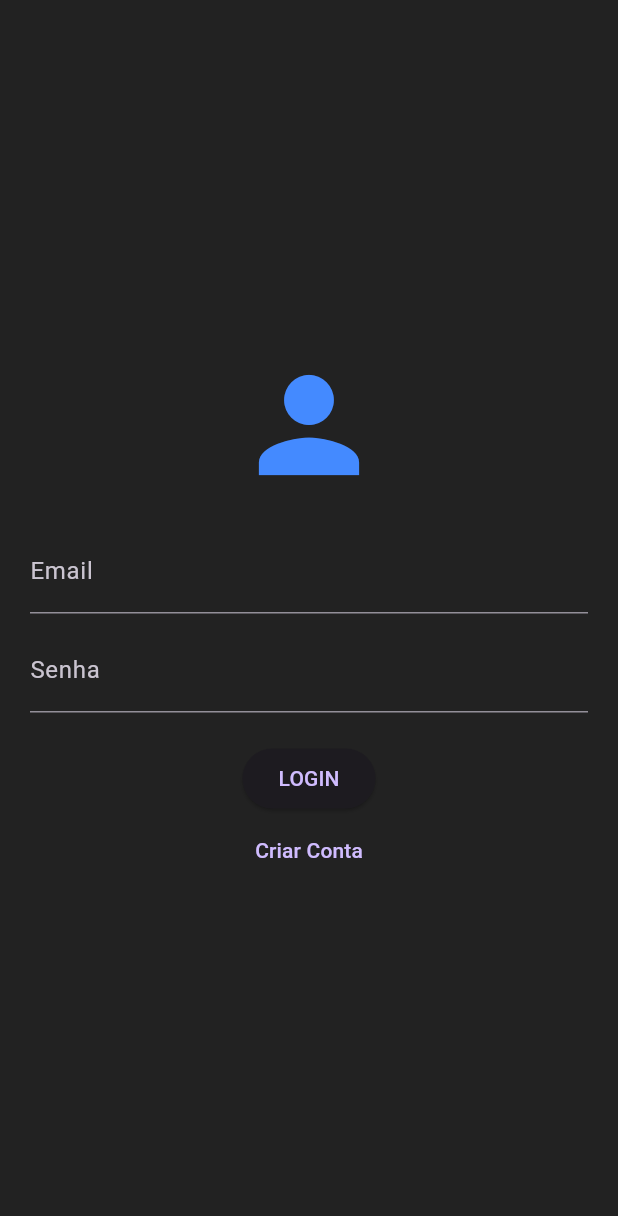
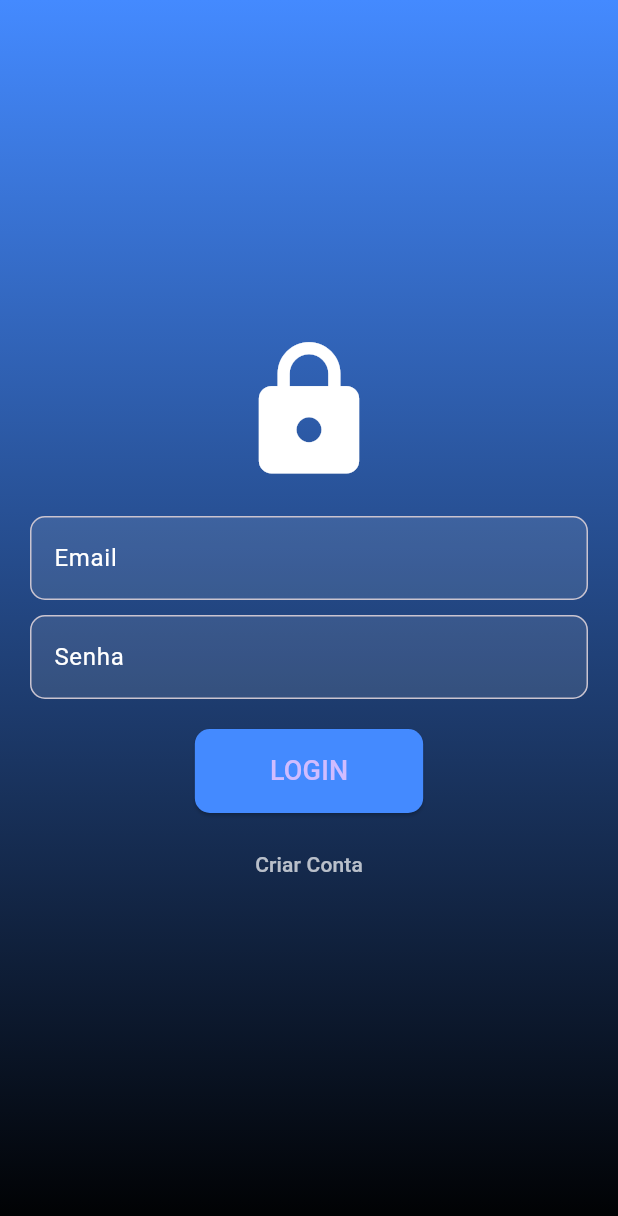
Before and after one commit to Marciel-Vinicius/appti, a Flutter app: the screen it shows after launch, on a phone screen of 412 x 824 dp. Shown: the top 1216 px of the screen. Run offline on Flutter 3.47's test engine with Material 3 defaults, Android fonts, the light colour scheme and no system bars; our stand-ins replace flutter_local_notifications, sqflite; accounts and stored records are empty.

Commit message:
melhorado tela de login

```diff
--- a/lib/screens/login_screen.dart
+++ b/lib/screens/login_screen.dart
@@ -35,37 +35,65 @@ class _LoginScreenState extends State<LoginScreen> {
   @override
   Widget build(BuildContext context) {
     return Scaffold(
-      backgroundColor: Colors.black87,
-      body: Center(
+      body: Container(
+        decoration: BoxDecoration(
+          gradient: LinearGradient(
+            begin: Alignment.topCenter,
+            end: Alignment.bottomCenter,
+            colors: [Colors.blueAccent, Colors.black],
+          ),
+        ),
+        child: Center(
           child: Padding(
             padding: EdgeInsets.all(20),
             child: Column(
               mainAxisAlignment: MainAxisAlignment.center,
               children: [
-              Icon(Icons.person, size: 100, color: Colors.blueAccent),
+                Icon(Icons.lock, size: 100, color: Colors.white),
                 SizedBox(height: 20),
                 TextField(
                   controller: _emailController,
-                decoration: InputDecoration(labelText: "Email"),
+                  style: TextStyle(color: Colors.white),
+                  decoration: InputDecoration(
+                    labelText: "Email",
+                    labelStyle: TextStyle(color: Colors.white),
+                    filled: true,
+                    fillColor: Colors.white10,
+                    border: OutlineInputBorder(borderRadius: BorderRadius.circular(10)),
+                  ),
                 ),
                 SizedBox(height: 10),
                 TextField(
                   controller: _passwordController,
                   obscureText: true,
-                decoration: InputDecoration(labelText: "Senha"),
+                  style: TextStyle(color: Colors.white),
+                  decoration: InputDecoration(
+                    labelText: "Senha",
+                    labelStyle: TextStyle(color: Colors.white),
+                    filled: true,
+                    fillColor: Colors.white10,
+                    border: OutlineInputBorder(borderRadius: BorderRadius.circular(10)),
+                  ),
                 ),
                 SizedBox(height: 20),
                 ElevatedButton(
                   onPressed: _login,
-                child: Text("LOGIN"),
+                  style: ElevatedButton.styleFrom(
+                    padding: EdgeInsets.symmetric(horizontal: 50, vertical: 15),
+                    backgroundColor: Colors.blueAccent,
+                    shape: RoundedRectangleBorder(borderRadius: BorderRadius.circular(10)),
                   ),
+                  child: Text("LOGIN", style: TextStyle(fontSize: 18)),
+                ),
+                SizedBox(height: 10),
                 TextButton(
                   onPressed: () {
                     Navigator.pushNamed(context, '/register');
                   },
-                child: Text("Criar Conta"),
+                  child: Text("Criar Conta", style: TextStyle(color: Colors.white70)),
                 ),
               ],
+            ),
           ),
         ),
       ),
```
Lines whose indentation alone changed are shown as unchanged.
